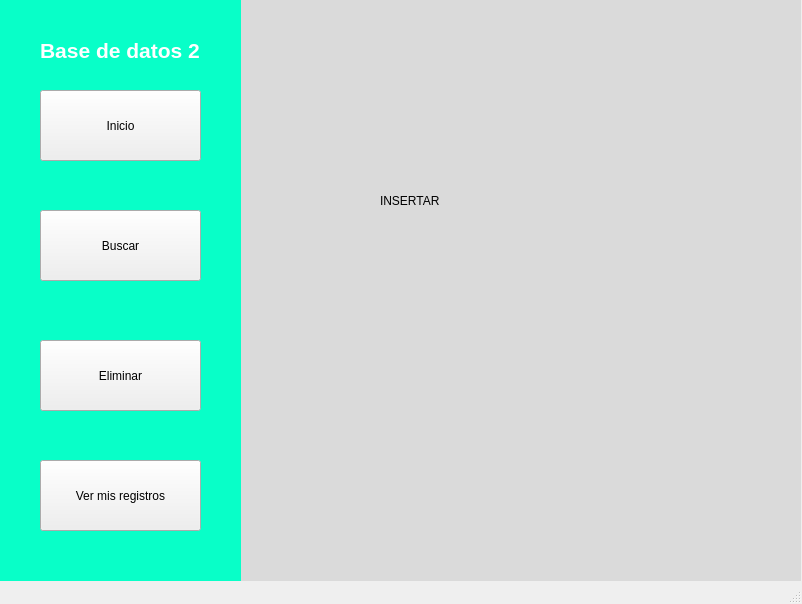
Before: the Qt Designer form GUI_database/siguiente.ui in jneirar/Proyecto1BDII, drawn with Qt 5.
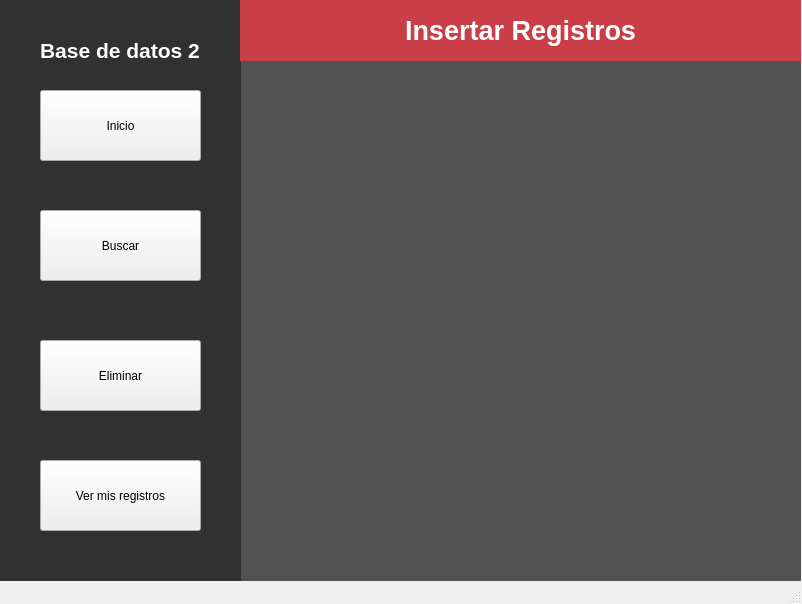
After: the same form once the commit is applied. Icons and pictures are not drawn.

The edit to the form file:
```diff
--- a/GUI_database/siguiente.ui
+++ b/GUI_database/siguiente.ui
@@ -24,7 +24,7 @@
      </rect>
     </property>
     <property name="styleSheet">
-     <string notr="true">background-color: rgb(218, 218, 218);</string>
+     <string notr="true">background-color: rgb(82, 82, 82);</string>
     </property>
     <property name="text">
      <string/>
@@ -105,8 +105,7 @@
      </rect>
     </property>
     <property name="styleSheet">
-     <string notr="true">color: rgb(8, 255, 200);
-background-color: rgb(8, 255, 200);</string>
+     <string notr="true">background-color: rgb(49, 49, 49);</string>
     </property>
     <property name="text">
      <string/>
@@ -134,14 +133,17 @@
    <widget class="QLabel" name="label_5">
     <property name="geometry">
      <rect>
-      <x>380</x>
-      <y>170</y>
-      <width>121</width>
+      <x>240</x>
+      <y>0</y>
+      <width>561</width>
       <height>61</height>
      </rect>
     </property>
+    <property name="styleSheet">
+     <string notr="true">background-color: rgb(202, 62, 71);</string>
+    </property>
     <property name="text">
-     <string>INSERTAR</string>
+     <string>&lt;html&gt;&lt;head/&gt;&lt;body&gt;&lt;p align=&quot;center&quot;&gt;&lt;span style=&quot; font-size:20pt; font-weight:600; color:#ffffff;&quot;&gt;Insertar Registros&lt;/span&gt;&lt;/p&gt;&lt;/body&gt;&lt;/html&gt;</string>
     </property>
    </widget>
    <zorder>label_4</zorder>
```
